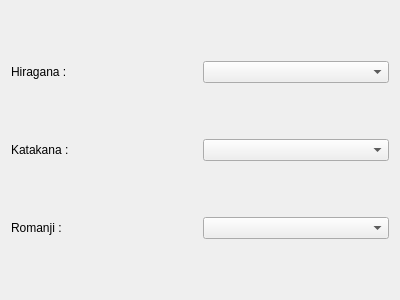
Before: the Qt Designer form fntsetting.ui in Aryetis/Obenkyobo, drawn with Qt 5.
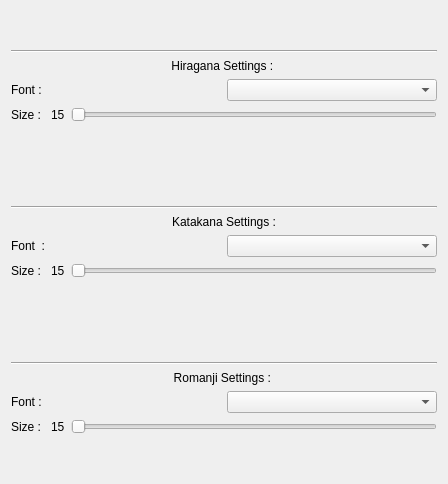
After: the same form once the commit is applied.

Commit message: fnt settings page v2, added size, weird size slider behavior

The edit to the form file:
```diff
--- a/fntsetting.ui
+++ b/fntsetting.ui
@@ -6,8 +6,8 @@
    <rect>
     <x>0</x>
     <y>0</y>
-    <width>400</width>
-    <height>300</height>
+    <width>448</width>
+    <height>484</height>
    </rect>
   </property>
   <property name="windowTitle">
@@ -15,57 +15,303 @@
   </property>
   <layout class="QVBoxLayout" name="verticalLayout">
    <item>
-    <layout class="QHBoxLayout" name="HiraganaContainer">
+    <layout class="QVBoxLayout" name="HiraganaContainer">
+     <property name="topMargin">
+      <number>0</number>
+     </property>
+     <property name="bottomMargin">
+      <number>0</number>
+     </property>
      <item>
-      <layout class="QHBoxLayout" name="HiraganaSubContainer">
+      <spacer name="verticalSpacer_2">
+       <property name="orientation">
+        <enum>Qt::Vertical</enum>
+       </property>
+       <property name="sizeHint" stdset="0">
+        <size>
+         <width>20</width>
+         <height>40</height>
+        </size>
+       </property>
+      </spacer>
+     </item>
+     <item>
+      <widget class="Line" name="HiraganaLine">
+       <property name="orientation">
+        <enum>Qt::Horizontal</enum>
+       </property>
+      </widget>
+     </item>
+     <item>
+      <widget class="QLabel" name="HiraganaTitle">
+       <property name="text">
+        <string>Hiragana Settings : </string>
+       </property>
+       <property name="alignment">
+        <set>Qt::AlignCenter</set>
+       </property>
+      </widget>
+     </item>
+     <item>
+      <layout class="QHBoxLayout" name="HiraganaFtSubContainer">
        <item>
-        <widget class="QLabel" name="hiraganaLabel">
+        <widget class="QLabel" name="HiraganaFntLabel">
          <property name="text">
-          <string>Hiragana : </string>
+          <string>Font : </string>
          </property>
         </widget>
        </item>
        <item>
-        <widget class="QComboBox" name="hiraganaDropdown"/>
+        <widget class="QComboBox" name="HiraganaFntDropdown"/>
        </item>
       </layout>
      </item>
+     <item>
+      <layout class="QHBoxLayout" name="HiraganaSizeSubContainer">
+       <item>
+        <widget class="QLabel" name="HiraganaSizeLabel">
+         <property name="text">
+          <string>Size : </string>
+         </property>
+        </widget>
+       </item>
+       <item>
+        <widget class="QLabel" name="HiraganaSizeValueLabel">
+         <property name="text">
+          <string>15</string>
+         </property>
+        </widget>
+       </item>
+       <item>
+        <widget class="QSlider" name="HiraganaSizeSlider">
+         <property name="minimum">
+          <number>9</number>
+         </property>
+         <property name="maximum">
+          <number>40</number>
+         </property>
+         <property name="orientation">
+          <enum>Qt::Horizontal</enum>
+         </property>
+        </widget>
+       </item>
+      </layout>
+     </item>
+     <item>
+      <spacer name="verticalSpacer">
+       <property name="orientation">
+        <enum>Qt::Vertical</enum>
+       </property>
+       <property name="sizeHint" stdset="0">
+        <size>
+         <width>20</width>
+         <height>40</height>
+        </size>
+       </property>
+      </spacer>
+     </item>
     </layout>
    </item>
    <item>
-    <layout class="QHBoxLayout" name="KatakanaContainer">
+    <layout class="QVBoxLayout" name="KatakanaContainer">
+     <property name="topMargin">
+      <number>0</number>
+     </property>
+     <property name="bottomMargin">
+      <number>0</number>
+     </property>
      <item>
-      <layout class="QHBoxLayout" name="KatakanaSubContainer">
+      <spacer name="verticalSpacer_3">
+       <property name="orientation">
+        <enum>Qt::Vertical</enum>
+       </property>
+       <property name="sizeHint" stdset="0">
+        <size>
+         <width>20</width>
+         <height>40</height>
+        </size>
+       </property>
+      </spacer>
+     </item>
+     <item>
+      <widget class="Line" name="KatakanaLine">
+       <property name="orientation">
+        <enum>Qt::Horizontal</enum>
+       </property>
+      </widget>
+     </item>
+     <item>
+      <widget class="QLabel" name="KatakanaTitle">
+       <property name="text">
+        <string>Katakana Settings :</string>
+       </property>
+       <property name="alignment">
+        <set>Qt::AlignCenter</set>
+       </property>
+      </widget>
+     </item>
+     <item>
+      <layout class="QHBoxLayout" name="KatakanaFntSubContainer">
        <item>
-        <widget class="QLabel" name="katakanaLabel">
+        <widget class="QLabel" name="katakanaFntLabel">
          <property name="text">
-          <string>Katakana : </string>
+          <string>Font  : </string>
          </property>
         </widget>
        </item>
        <item>
-        <widget class="QComboBox" name="KatakanaDropdown"/>
+        <widget class="QComboBox" name="KatakanaFntDropdown"/>
        </item>
       </layout>
      </item>
+     <item>
+      <layout class="QHBoxLayout" name="KatakanaSizeSubContainer">
+       <item>
+        <widget class="QLabel" name="KatakanaSizeLabel">
+         <property name="text">
+          <string>Size : </string>
+         </property>
+        </widget>
+       </item>
+       <item>
+        <widget class="QLabel" name="KatakanaSizeValueLabel">
+         <property name="text">
+          <string>15</string>
+         </property>
+         <property name="alignment">
+          <set>Qt::AlignLeading|Qt::AlignLeft|Qt::AlignVCenter</set>
+         </property>
+        </widget>
+       </item>
+       <item>
+        <widget class="QSlider" name="KatakanaSizeSlider">
+         <property name="minimum">
+          <number>9</number>
+         </property>
+         <property name="maximum">
+          <number>40</number>
+         </property>
+         <property name="orientation">
+          <enum>Qt::Horizontal</enum>
+         </property>
+        </widget>
+       </item>
+      </layout>
+     </item>
+     <item>
+      <spacer name="verticalSpacer_4">
+       <property name="orientation">
+        <enum>Qt::Vertical</enum>
+       </property>
+       <property name="sizeHint" stdset="0">
+        <size>
+         <width>20</width>
+         <height>40</height>
+        </size>
+       </property>
+      </spacer>
+     </item>
     </layout>
    </item>
    <item>
-    <layout class="QHBoxLayout" name="RomanjiContainer">
+    <layout class="QVBoxLayout" name="RomanjiContainer">
+     <property name="topMargin">
+      <number>0</number>
+     </property>
+     <property name="bottomMargin">
+      <number>0</number>
+     </property>
      <item>
-      <layout class="QHBoxLayout" name="RomanjiSubContainer">
+      <spacer name="verticalSpacer_5">
+       <property name="orientation">
+        <enum>Qt::Vertical</enum>
+       </property>
+       <property name="sizeHint" stdset="0">
+        <size>
+         <width>20</width>
+         <height>40</height>
+        </size>
+       </property>
+      </spacer>
+     </item>
+     <item>
+      <widget class="Line" name="RomanjiLine">
+       <property name="orientation">
+        <enum>Qt::Horizontal</enum>
+       </property>
+      </widget>
+     </item>
+     <item>
+      <widget class="QLabel" name="RomanjiTitle">
+       <property name="text">
+        <string>Romanji Settings : </string>
+       </property>
+       <property name="alignment">
+        <set>Qt::AlignCenter</set>
+       </property>
+      </widget>
+     </item>
+     <item>
+      <layout class="QHBoxLayout" name="RomanjiFntSubContainer">
        <item>
-        <widget class="QLabel" name="RomanjiLabel">
+        <widget class="QLabel" name="RomanjiFntLabel">
          <property name="text">
-          <string>Romanji : </string>
+          <string>Font : </string>
          </property>
         </widget>
        </item>
        <item>
-        <widget class="QComboBox" name="RomanjiDropdown"/>
+        <widget class="QComboBox" name="RomanjiFntDropdown"/>
        </item>
       </layout>
      </item>
+     <item>
+      <layout class="QHBoxLayout" name="RomanjiSizeSubContainer">
+       <property name="topMargin">
+        <number>0</number>
+       </property>
+       <item>
+        <widget class="QLabel" name="RomanjiSizeLabel">
+         <property name="text">
+          <string>Size : </string>
+         </property>
+        </widget>
+       </item>
+       <item>
+        <widget class="QLabel" name="RomanjiSizeValueLabel">
+         <property name="text">
+          <string>15</string>
+         </property>
+        </widget>
+       </item>
+       <item>
+        <widget class="QSlider" name="RomanjiSizeSlider">
+         <property name="minimum">
+          <number>9</number>
+         </property>
+         <property name="maximum">
+          <number>40</number>
+         </property>
+         <property name="orientation">
+          <enum>Qt::Horizontal</enum>
+         </property>
+        </widget>
+       </item>
+      </layout>
+     </item>
+     <item>
+      <spacer name="verticalSpacer_6">
+       <property name="orientation">
+        <enum>Qt::Vertical</enum>
+       </property>
+       <property name="sizeHint" stdset="0">
+        <size>
+         <width>20</width>
+         <height>40</height>
+        </size>
+       </property>
+      </spacer>
+     </item>
     </layout>
    </item>
   </layout>
```
The commit also changes 8 other files.
